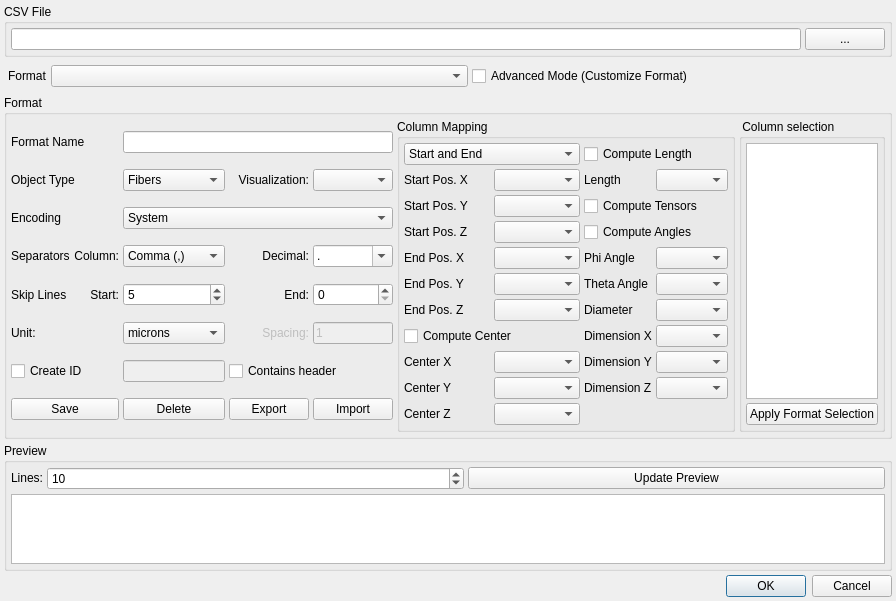
First picture: the form in modules/FeatureScout/CsvInput.ui, repository 3dct/open_iA, before the edit.
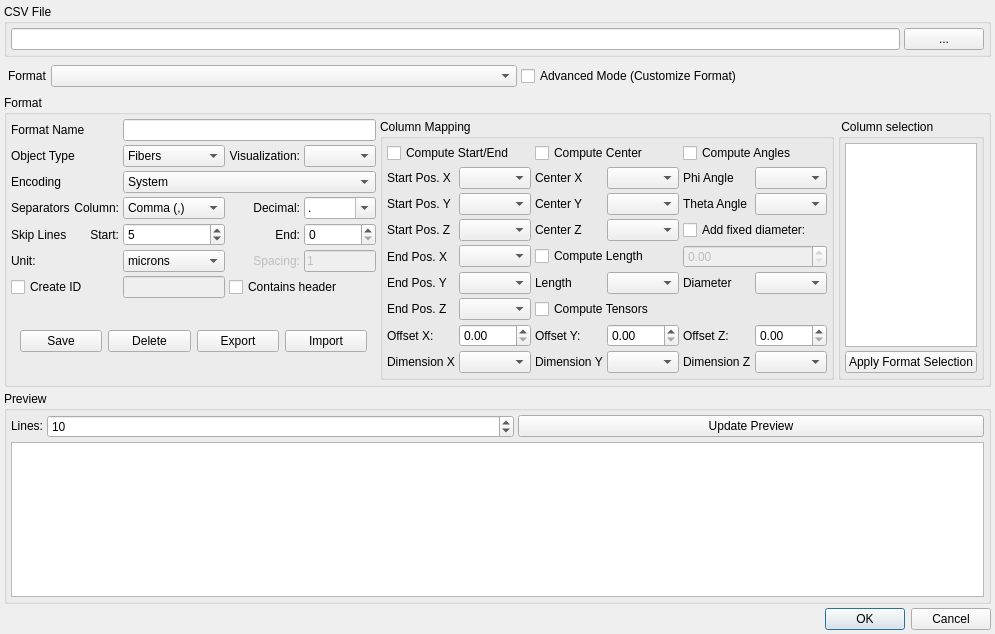
Second picture: the form after the edit.

Commit message: FeatureScout: CSV import  / 3D object vis improvements

```diff
--- a/modules/FeatureScout/CsvInput.ui
+++ b/modules/FeatureScout/CsvInput.ui
@@ -6,8 +6,8 @@
    <rect>
     <x>0</x>
     <y>0</y>
-    <width>826</width>
-    <height>596</height>
+    <width>901</width>
+    <height>634</height>
    </rect>
   </property>
   <property name="windowTitle">
@@ -149,72 +149,6 @@
         <property name="spacing">
          <number>4</number>
         </property>
-        <item row="2" column="2" colspan="3">
-         <widget class="QComboBox" name="cmbbox_Encoding">
-          <item>
-           <property name="text">
-            <string>System</string>
-           </property>
-          </item>
-          <item>
-           <property name="text">
-            <string>UTF-8</string>
-           </property>
-          </item>
-          <item>
-           <property name="text">
-            <string>ISO-8859-1</string>
-           </property>
-          </item>
-          <item>
-           <property name="text">
-            <string>Windows-1252</string>
-           </property>
-          </item>
-         </widget>
-        </item>
-        <item row="3" column="0">
-         <widget class="QLabel" name="lbl_Separators">
-          <property name="text">
-           <string>Separators</string>
-          </property>
-         </widget>
-        </item>
-        <item row="3" column="2">
-         <widget class="QComboBox" name="cmbbox_ColSeparator">
-          <property name="enabled">
-           <bool>true</bool>
-          </property>
-          <property name="editable">
-           <bool>false</bool>
-          </property>
-          <item>
-           <property name="text">
-            <string>Comma (,)</string>
-           </property>
-          </item>
-          <item>
-           <property name="text">
-            <string>Semicolon (;)</string>
-           </property>
-          </item>
-          <item>
-           <property name="text">
-            <string>Tabulator</string>
-           </property>
-          </item>
-         </widget>
-        </item>
-        <item row="3" column="3">
-         <widget class="QLabel" name="lbl_SeparatorDecimal">
-          <property name="text">
-           <string>Decimal:</string>
-          </property>
-          <property name="alignment">
-           <set>Qt::AlignRight|Qt::AlignTrailing|Qt::AlignVCenter</set>
-          </property>
-         </widget>
-        </item>
         <item row="3" column="1">
          <widget class="QLabel" name="lbl_SeparatorColumn">
           <property name="text">
@@ -242,6 +176,23 @@
           </item>
          </widget>
         </item>
+        <item row="3" column="0">
+         <widget class="QLabel" name="lbl_Separators">
+          <property name="text">
+           <string>Separators</string>
+          </property>
+         </widget>
+        </item>
+        <item row="3" column="3">
+         <widget class="QLabel" name="lbl_SeparatorDecimal">
+          <property name="text">
+           <string>Decimal:</string>
+          </property>
+          <property name="alignment">
+           <set>Qt::AlignRight|Qt::AlignTrailing|Qt::AlignVCenter</set>
+          </property>
+         </widget>
+        </item>
         <item row="1" column="3">
          <widget class="QLabel" name="lbl_VisualizeAs">
           <property name="text">
@@ -259,6 +210,69 @@
           </property>
          </widget>
         </item>
+        <item row="2" column="2" colspan="3">
+         <widget class="QComboBox" name="cmbbox_Encoding">
+          <item>
+           <property name="text">
+            <string>System</string>
+           </property>
+          </item>
+          <item>
+           <property name="text">
+            <string>UTF-8</string>
+           </property>
+          </item>
+          <item>
+           <property name="text">
+            <string>ISO-8859-1</string>
+           </property>
+          </item>
+          <item>
+           <property name="text">
+            <string>Windows-1252</string>
+           </property>
+          </item>
+         </widget>
+        </item>
+        <item row="3" column="2">
+         <widget class="QComboBox" name="cmbbox_ColSeparator">
+          <property name="enabled">
+           <bool>true</bool>
+          </property>
+          <property name="editable">
+           <bool>false</bool>
+          </property>
+          <item>
+           <property name="text">
+            <string>Comma (,)</string>
+           </property>
+          </item>
+          <item>
+           <property name="text">
+            <string>Semicolon (;)</string>
+           </property>
+          </item>
+          <item>
+           <property name="text">
+            <string>Tabulator</string>
+           </property>
+          </item>
+         </widget>
+        </item>
+        <item row="6" column="3" colspan="2">
+         <widget class="QCheckBox" name="cb_ContainsHeader">
+          <property name="text">
+           <string>Contains header</string>
+          </property>
+         </widget>
+        </item>
+        <item row="6" column="0" colspan="2">
+         <widget class="QCheckBox" name="cb_AddAutoID">
+          <property name="text">
+           <string>Create ID</string>
+          </property>
+         </widget>
+        </item>
         <item row="1" column="2">
          <widget class="QComboBox" name="cmbbox_ObjectType">
           <item>
@@ -278,6 +292,37 @@
           </item>
          </widget>
         </item>
+        <item row="6" column="2">
+         <widget class="QLineEdit" name="ed_col_ID">
+          <property name="enabled">
+           <bool>false</bool>
+          </property>
+         </widget>
+        </item>
+        <item row="5" column="4">
+         <widget class="QLineEdit" name="ed_Spacing">
+          <property name="enabled">
+           <bool>false</bool>
+          </property>
+          <property name="text">
+           <string>1</string>
+          </property>
+         </widget>
+        </item>
+        <item row="2" column="0" colspan="2">
+         <widget class="QLabel" name="lbl_Encoding">
+          <property name="text">
+           <string>Encoding</string>
+          </property>
+         </widget>
+        </item>
+        <item row="4" column="4">
+         <widget class="QSpinBox" name="ed_SkipLinesEnd">
+          <property name="maximum">
+           <number>9999999</number>
+          </property>
+         </widget>
+        </item>
         <item row="1" column="0" colspan="2">
          <widget class="QLabel" name="lbl_ObjectType">
           <property name="text">
@@ -285,27 +330,13 @@
           </property>
          </widget>
         </item>
-        <item row="0" column="2" colspan="3">
-         <widget class="QLineEdit" name="ed_FormatName"/>
-        </item>
-        <item row="1" column="4">
-         <widget class="QComboBox" name="cmbbox_VisualizeAs"/>
-        </item>
-        <item row="4" column="0">
-         <widget class="QLabel" name="lbl_SkipLines">
-          <property name="text">
-           <string>Skip Lines</string>
-          </property>
-         </widget>
-        </item>
-        <item row="4" column="1">
-         <widget class="QLabel" name="lbl_SkipLinesStart">
-          <property name="text">
-           <string>Start:</string>
-          </property>
-          <property name="alignment">
-           <set>Qt::AlignRight|Qt::AlignTrailing|Qt::AlignVCenter</set>
-          </property>
+        <item row="5" column="2">
+         <widget class="QComboBox" name="cmbbox_Unit">
+          <item>
+           <property name="text">
+            <string>microns</string>
+           </property>
+          </item>
          </widget>
         </item>
         <item row="4" column="2">
@@ -324,6 +355,9 @@
           </property>
          </widget>
         </item>
+        <item row="0" column="2" colspan="3">
+         <widget class="QLineEdit" name="ed_FormatName"/>
+        </item>
         <item row="4" column="3">
          <widget class="QLabel" name="lbl_SkipLinesEnd">
           <property name="text">
@@ -334,90 +368,6 @@
           </property>
          </widget>
         </item>
-        <item row="4" column="4">
-         <widget class="QSpinBox" name="ed_SkipLinesEnd">
-          <property name="maximum">
-           <number>9999999</number>
-          </property>
-         </widget>
-        </item>
-        <item row="5" column="3">
-         <widget class="QLabel" name="lbl_Spacing">
-          <property name="enabled">
-           <bool>false</bool>
-          </property>
-          <property name="text">
-           <string>Spacing:</string>
-          </property>
-          <property name="alignment">
-           <set>Qt::AlignRight|Qt::AlignTrailing|Qt::AlignVCenter</set>
-          </property>
-         </widget>
-        </item>
-        <item row="5" column="4">
-         <widget class="QLineEdit" name="ed_Spacing">
-          <property name="enabled">
-           <bool>false</bool>
-          </property>
-          <property name="text">
-           <string>1</string>
-          </property>
-         </widget>
-        </item>
-        <item row="6" column="2">
-         <widget class="QLineEdit" name="ed_col_ID">
-          <property name="enabled">
-           <bool>false</bool>
-          </property>
-         </widget>
-        </item>
-        <item row="6" column="3" colspan="2">
-         <widget class="QCheckBox" name="cb_ContainsHeader">
-          <property name="text">
-           <string>Contains header</string>
-          </property>
-         </widget>
-        </item>
-        <item row="7" column="4">
-         <widget class="QPushButton" name="btn_ImportFormat">
-          <property name="text">
-           <string>Import</string>
-          </property>
-         </widget>
-        </item>
-        <item row="7" column="3">
-         <widget class="QPushButton" name="btn_ExportFormat">
-          <property name="text">
-           <string>Export</string>
-          </property>
-         </widget>
-        </item>
-        <item row="7" column="2">
-         <widget class="QPushButton" name="btn_DeleteFormat">
-          <property name="text">
-           <string>Delete</string>
-          </property>
-         </widget>
-        </item>
-        <item row="7" column="0" colspan="2">
-         <widget class="QPushButton" name="btn_SaveFormat">
-          <property name="enabled">
-           <bool>true</bool>
-          </property>
-          <property name="text">
-           <string>Save</string>
-          </property>
-         </widget>
-        </item>
-        <item row="5" column="2">
-         <widget class="QComboBox" name="cmbbox_Unit">
-          <item>
-           <property name="text">
-            <string>microns</string>
-           </property>
-          </item>
-         </widget>
-        </item>
         <item row="5" column="0" colspan="2">
          <widget class="QLabel" name="lbl_Unit">
           <property name="text">
@@ -425,18 +375,74 @@
           </property>
          </widget>
         </item>
-        <item row="2" column="0" colspan="2">
-         <widget class="QLabel" name="lbl_Encoding">
+        <item row="5" column="3">
+         <widget class="QLabel" name="lbl_Spacing">
+          <property name="enabled">
+           <bool>false</bool>
+          </property>
           <property name="text">
-           <string>Encoding</string>
+           <string>Spacing:</string>
           </property>
+          <property name="alignment">
+           <set>Qt::AlignRight|Qt::AlignTrailing|Qt::AlignVCenter</set>
+          </property>
          </widget>
         </item>
-        <item row="6" column="0" colspan="2">
-         <widget class="QCheckBox" name="cb_AddAutoID">
+        <item row="4" column="1">
+         <widget class="QLabel" name="lbl_SkipLinesStart">
           <property name="text">
-           <string>Create ID</string>
+           <string>Start:</string>
           </property>
+          <property name="alignment">
+           <set>Qt::AlignRight|Qt::AlignTrailing|Qt::AlignVCenter</set>
+          </property>
+         </widget>
+        </item>
+        <item row="1" column="4">
+         <widget class="QComboBox" name="cmbbox_VisualizeAs"/>
+        </item>
+        <item row="4" column="0">
+         <widget class="QLabel" name="lbl_SkipLines">
+          <property name="text">
+           <string>Skip Lines</string>
+          </property>
+         </widget>
+        </item>
+        <item row="7" column="0" colspan="5">
+         <widget class="QWidget" name="widget" native="true">
+          <layout class="QHBoxLayout" name="horizontalLayout">
+           <item>
+            <widget class="QPushButton" name="btn_SaveFormat">
+             <property name="enabled">
+              <bool>true</bool>
+             </property>
+             <property name="text">
+              <string>Save</string>
+             </property>
+            </widget>
+           </item>
+           <item>
+            <widget class="QPushButton" name="btn_DeleteFormat">
+             <property name="text">
+              <string>Delete</string>
+             </property>
+            </widget>
+           </item>
+           <item>
+            <widget class="QPushButton" name="btn_ExportFormat">
+             <property name="text">
+              <string>Export</string>
+             </property>
+            </widget>
+           </item>
+           <item>
+            <widget class="QPushButton" name="btn_ImportFormat">
+             <property name="text">
+              <string>Import</string>
+             </property>
+            </widget>
+           </item>
+          </layout>
          </widget>
         </item>
        </layout>
@@ -465,49 +471,67 @@
          <property name="spacing">
           <number>4</number>
          </property>
-         <item row="3" column="1">
-          <widget class="QComboBox" name="cmbbox_col_PosStartZ"/>
+         <item row="8" column="4">
+          <widget class="QLabel" name="lb_ofsZ">
+           <property name="text">
+            <string>Offset Z:</string>
+           </property>
+          </widget>
          </item>
-         <item row="4" column="1">
-          <widget class="QComboBox" name="cmbbox_col_PosEndX"/>
+         <item row="6" column="3">
+          <widget class="QComboBox" name="cmbbox_col_Length">
+           <property name="enabled">
+            <bool>true</bool>
+           </property>
+          </widget>
          </item>
-         <item row="5" column="1">
-          <widget class="QComboBox" name="cmbbox_col_PosEndY"/>
+         <item row="1" column="5">
+          <widget class="QComboBox" name="cmbbox_col_Phi">
+           <property name="enabled">
+            <bool>true</bool>
+           </property>
+          </widget>
          </item>
-         <item row="8" column="0">
-          <widget class="QLabel" name="lbl_col_posCenterX">
+         <item row="4" column="2" colspan="2">
+          <widget class="QCheckBox" name="cb_ComputeLength">
            <property name="text">
-            <string>Center X</string>
+            <string>Compute Length</string>
            </property>
           </widget>
          </item>
-         <item row="0" column="0" colspan="2">
-          <widget class="QComboBox" name="cmbbox_col_Selection">
-           <property name="currentIndex">
-            <number>0</number>
+         <item row="8" column="5">
+          <widget class="QDoubleSpinBox" name="sb_OfsZ"/>
+         </item>
+         <item row="6" column="2">
+          <widget class="QLabel" name="lbl_col_length">
+           <property name="text">
+            <string>Length</string>
            </property>
-           <item>
-            <property name="text">
-             <string>Start and End</string>
-            </property>
-           </item>
-           <item>
-            <property name="text">
-             <string>Center, Length, Orientation</string>
-            </property>
-           </item>
           </widget>
          </item>
          <item row="1" column="1">
           <widget class="QComboBox" name="cmbbox_col_PosStartX"/>
          </item>
-         <item row="5" column="0">
-          <widget class="QLabel" name="lbl_col_posEndY">
+         <item row="2" column="4">
+          <widget class="QLabel" name="lbl_col_theta">
+           <property name="enabled">
+            <bool>true</bool>
+           </property>
            <property name="text">
-            <string>End Pos. Y</string>
+            <string>Theta Angle</string>
            </property>
           </widget>
          </item>
+         <item row="4" column="0">
+          <widget class="QLabel" name="lbl_col_posEndX">
+           <property name="text">
+            <string>End Pos. X</string>
+           </property>
+          </widget>
+         </item>
+         <item row="3" column="1">
+          <widget class="QComboBox" name="cmbbox_col_PosStartZ"/>
+         </item>
          <item row="2" column="0">
           <widget class="QLabel" name="lbl_col_posStartY">
            <property name="text">
@@ -515,26 +539,23 @@
            </property>
           </widget>
          </item>
+         <item row="3" column="0">
+          <widget class="QLabel" name="lbl_col_posStartZ">
+           <property name="text">
+            <string>Start Pos. Z</string>
+           </property>
+          </widget>
+         </item>
+         <item row="1" column="3">
+          <widget class="QComboBox" name="cmbbox_col_PosCenterX">
+           <property name="enabled">
+            <bool>true</bool>
+           </property>
+          </widget>
+         </item>
          <item row="2" column="1">
           <widget class="QComboBox" name="cmbbox_col_PosStartY"/>
          </item>
-         <item row="4" column="0">
-          <widget class="QLabel" name="lbl_col_posEndX">
-           <property name="text">
-            <string>End Pos. X</string>
-           </property>
-          </widget>
-         </item>
-         <item row="6" column="0">
-          <widget class="QLabel" name="lbl_col_posEndZ">
-           <property name="text">
-            <string>End Pos. Z</string>
-           </property>
-          </widget>
-         </item>
-         <item row="6" column="1">
-          <widget class="QComboBox" name="cmbbox_col_PosEndZ"/>
-         </item>
          <item row="1" column="0">
           <widget class="QLabel" name="lbl_col_posStartX">
            <property name="text">
@@ -542,113 +563,70 @@
            </property>
           </widget>
          </item>
-         <item row="7" column="0" colspan="2">
-          <widget class="QCheckBox" name="cb_ComputeCenter">
-           <property name="text">
-            <string>Compute Center</string>
-           </property>
-          </widget>
-         </item>
-         <item row="3" column="0">
-          <widget class="QLabel" name="lbl_col_posStartZ">
-           <property name="text">
-            <string>Start Pos. Z</string>
-           </property>
-          </widget>
-         </item>
-         <item row="10" column="0">
-          <widget class="QLabel" name="lbl_col_posCenterZ">
-           <property name="text">
-            <string>Center Z</string>
-           </property>
-          </widget>
-         </item>
-         <item row="8" column="1">
-          <widget class="QComboBox" name="cmbbox_col_PosCenterX">
-           <property name="enabled">
-            <bool>true</bool>
-           </property>
-          </widget>
-         </item>
-         <item row="9" column="0">
+         <item row="2" column="2">
           <widget class="QLabel" name="lbl_col_posCenterY">
            <property name="text">
             <string>Center Y</string>
            </property>
           </widget>
          </item>
-         <item row="10" column="1">
+         <item row="3" column="3">
           <widget class="QComboBox" name="cmbbox_col_PosCenterZ">
            <property name="enabled">
             <bool>true</bool>
            </property>
           </widget>
          </item>
-         <item row="9" column="1">
+         <item row="1" column="2">
+          <widget class="QLabel" name="lbl_col_posCenterX">
+           <property name="text">
+            <string>Center X</string>
+           </property>
+          </widget>
+         </item>
+         <item row="6" column="0">
+          <widget class="QLabel" name="lbl_col_posEndY">
+           <property name="text">
+            <string>End Pos. Y</string>
+           </property>
+          </widget>
+         </item>
+         <item row="3" column="2">
+          <widget class="QLabel" name="lbl_col_posCenterZ">
+           <property name="text">
+            <string>Center Z</string>
+           </property>
+          </widget>
+         </item>
+         <item row="2" column="5">
+          <widget class="QComboBox" name="cmbbox_col_Theta">
+           <property name="enabled">
+            <bool>true</bool>
+           </property>
+          </widget>
+         </item>
+         <item row="2" column="3">
           <widget class="QComboBox" name="cmbbox_col_PosCenterY">
            <property name="enabled">
             <bool>true</bool>
            </property>
           </widget>
          </item>
-         <item row="9" column="2">
-          <widget class="QLabel" name="lbl_col_dimensionZ">
-           <property name="text">
-            <string>Dimension Z</string>
-           </property>
-          </widget>
-         </item>
-         <item row="9" column="3">
-          <widget class="QComboBox" name="cmbbox_col_DimensionZ"/>
-         </item>
-         <item row="8" column="3">
-          <widget class="QComboBox" name="cmbbox_col_DimensionY"/>
-         </item>
          <item row="8" column="2">
-          <widget class="QLabel" name="lbl_col_dimensionY">
+          <widget class="QLabel" name="lb_ofsY">
            <property name="text">
-            <string>Dimension Y</string>
+            <string>Offset Y:</string>
            </property>
           </widget>
          </item>
-         <item row="7" column="2">
-          <widget class="QLabel" name="lbl_col_dimensionX">
+         <item row="8" column="0">
+          <widget class="QLabel" name="lb_ofsX">
            <property name="text">
-            <string>Dimension X</string>
+            <string>Offset X:</string>
            </property>
           </widget>
          </item>
-         <item row="7" column="3">
-          <widget class="QComboBox" name="cmbbox_col_DimensionX"/>
-         </item>
-         <item row="6" column="2">
-          <widget class="QLabel" name="lbl_col_diameter">
-           <property name="text">
-            <string>Diameter</string>
-           </property>
-          </widget>
-         </item>
-         <item row="6" column="3">
-          <widget class="QComboBox" name="cmbbox_col_Diameter"/>
-         </item>
-         <item row="5" column="2">
-          <widget class="QLabel" name="lbl_col_theta">
-           <property name="enabled">
-            <bool>true</bool>
-           </property>
-           <property name="text">
-            <string>Theta Angle</string>
-           </property>
-          </widget>
-         </item>
-         <item row="5" column="3">
-          <widget class="QComboBox" name="cmbbox_col_Theta">
-           <property name="enabled">
-            <bool>true</bool>
-           </property>
-          </widget>
-         </item>
-         <item row="4" column="2">
+         <item row="1" column="4">
           <widget class="QLabel" name="lbl_col_phi">
            <property name="enabled">
             <bool>true</bool>
@@ -658,45 +636,107 @@
            </property>
           </widget>
          </item>
-         <item row="4" column="3">
-          <widget class="QComboBox" name="cmbbox_col_Phi">
-           <property name="enabled">
-            <bool>true</bool>
-           </property>
-          </widget>
+         <item row="8" column="3">
+          <widget class="QDoubleSpinBox" name="sb_OfsY"/>
          </item>
-         <item row="3" column="2" colspan="2">
+         <item row="6" column="1">
+          <widget class="QComboBox" name="cmbbox_col_PosEndY"/>
+         </item>
+         <item row="4" column="1">
+          <widget class="QComboBox" name="cmbbox_col_PosEndX"/>
+         </item>
+         <item row="8" column="1">
+          <widget class="QDoubleSpinBox" name="sb_OfsX"/>
+         </item>
+         <item row="0" column="4" colspan="2">
           <widget class="QCheckBox" name="cb_ComputeAngles">
            <property name="text">
             <string>Compute Angles</string>
            </property>
           </widget>
          </item>
-         <item row="2" column="2" colspan="2">
+         <item row="7" column="1">
+          <widget class="QComboBox" name="cmbbox_col_PosEndZ"/>
+         </item>
+         <item row="0" column="0" colspan="2">
+          <widget class="QCheckBox" name="cb_ComputeStartEnd">
+           <property name="text">
+            <string>Compute Start/End</string>
+           </property>
+          </widget>
+         </item>
+         <item row="7" column="0">
+          <widget class="QLabel" name="lbl_col_posEndZ">
+           <property name="text">
+            <string>End Pos. Z</string>
+           </property>
+          </widget>
+         </item>
+         <item row="0" column="2" colspan="2">
+          <widget class="QCheckBox" name="cb_ComputeCenter">
+           <property name="text">
+            <string>Compute Center</string>
+           </property>
+          </widget>
+         </item>
+         <item row="7" column="2" colspan="2">
           <widget class="QCheckBox" name="cb_ComputeTensors">
            <property name="text">
             <string>Compute Tensors</string>
            </property>
           </widget>
          </item>
-         <item row="1" column="3">
-          <widget class="QComboBox" name="cmbbox_col_Length">
+         <item row="9" column="0">
+          <widget class="QLabel" name="lbl_col_dimensionX">
+           <property name="text">
+            <string>Dimension X</string>
+           </property>
+          </widget>
+         </item>
+         <item row="9" column="1">
+          <widget class="QComboBox" name="cmbbox_col_DimensionX"/>
+         </item>
+         <item row="9" column="2">
+          <widget class="QLabel" name="lbl_col_dimensionY">
+           <property name="text">
+            <string>Dimension Y</string>
+           </property>
+          </widget>
+         </item>
+         <item row="9" column="5">
+          <widget class="QComboBox" name="cmbbox_col_DimensionZ"/>
+         </item>
+         <item row="9" column="3">
+          <widget class="QComboBox" name="cmbbox_col_DimensionY"/>
+         </item>
+         <item row="9" column="4">
+          <widget class="QLabel" name="lbl_col_dimensionZ">
+           <property name="text">
+            <string>Dimension Z</string>
+           </property>
+          </widget>
+         </item>
+         <item row="3" column="4" colspan="2">
+          <widget class="QCheckBox" name="cb_FixedDiameter">
+           <property name="text">
+            <string>Add fixed diameter:</string>
+           </property>
+          </widget>
+         </item>
+         <item row="6" column="5">
+          <widget class="QComboBox" name="cmbbox_col_Diameter"/>
+         </item>
+         <item row="6" column="4">
+          <widget class="QLabel" name="lbl_col_diameter">
+           <property name="text">
+            <string>Diameter</string>
+           </property>
+          </widget>
+         </item>
+         <item row="4" column="4" colspan="2">
+          <widget class="QDoubleSpinBox" name="sb_FixedDiameter">
            <property name="enabled">
-            <bool>true</bool>
-           </property>
-          </widget>
-         </item>
-         <item row="1" column="2">
-          <widget class="QLabel" name="lbl_col_length">
-           <property name="text">
-            <string>Length</string>
-           </property>
-          </widget>
-         </item>
-         <item row="0" column="2" colspan="2">
-          <widget class="QCheckBox" name="cb_ComputeLength">
-           <property name="text">
-            <string>Compute Length</string>
+            <bool>false</bool>
            </property>
           </widget>
          </item>
```
The commit also changes 17 other files.
